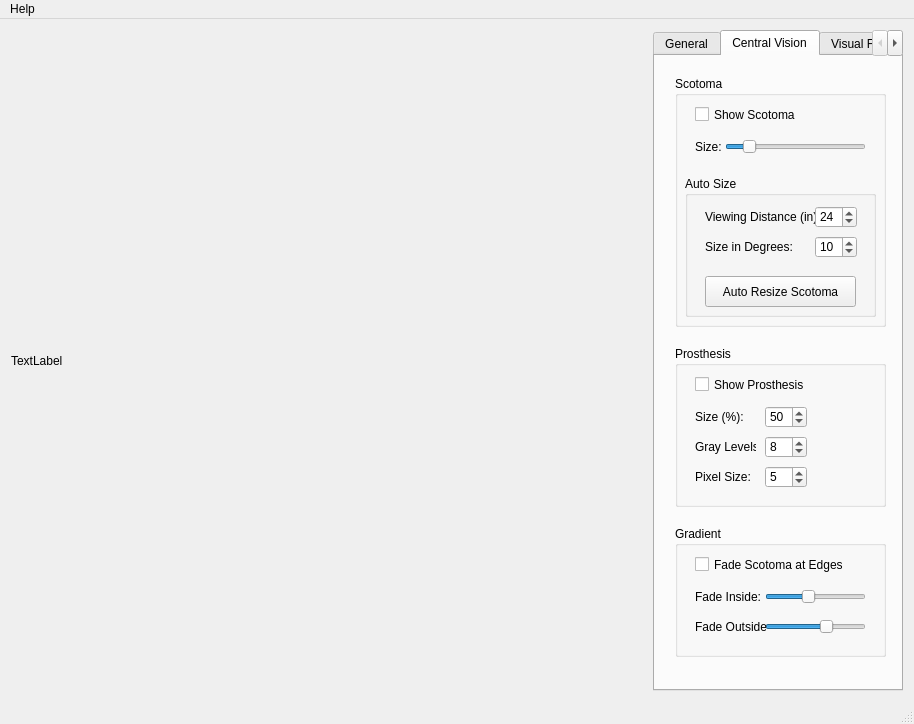
First picture: the form in EyeTrackingSuite/EyeTrackingSuite.ui, repository jaffob/EyeTrackingSuite, before the edit.
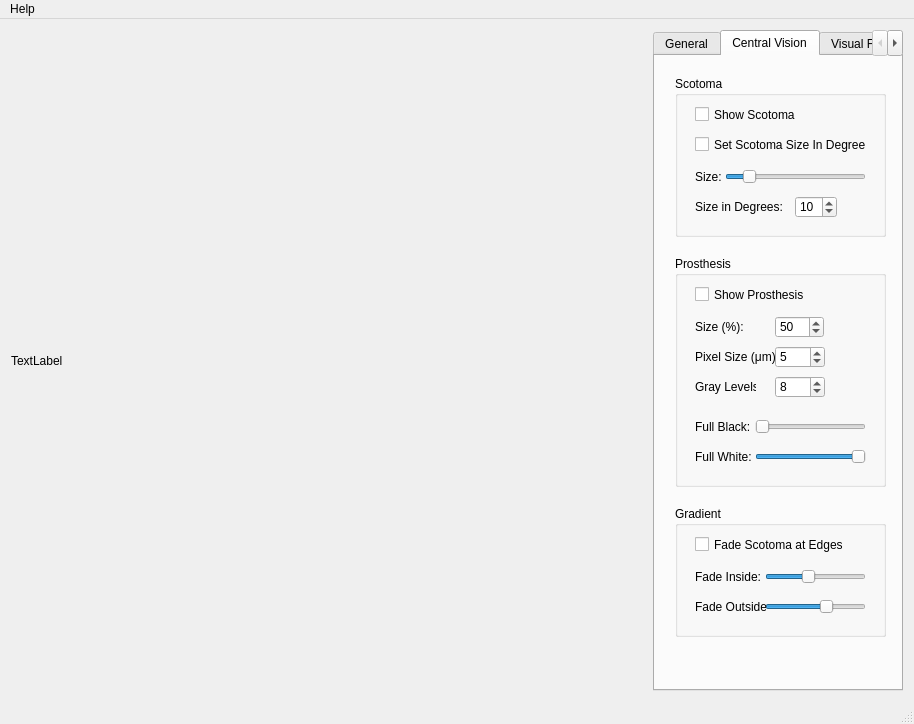
Second picture: the form after the edit. Custom widgets are drawn as their Qt base class.

Commit message: NON WORKING: redesign UI for feb 5 meeting changes

```diff
--- a/EyeTrackingSuite/EyeTrackingSuite.ui
+++ b/EyeTrackingSuite/EyeTrackingSuite.ui
@@ -221,6 +221,51 @@
          </item>
         </widget>
        </widget>
+       <widget class="QGroupBox" name="groupBox_9">
+        <property name="geometry">
+         <rect>
+          <x>20</x>
+          <y>300</y>
+          <width>211</width>
+          <height>71</height>
+         </rect>
+        </property>
+        <property name="title">
+         <string>Physical Setup</string>
+        </property>
+        <widget class="QLabel" name="label_9">
+         <property name="geometry">
+          <rect>
+           <x>13</x>
+           <y>30</y>
+           <width>151</width>
+           <height>21</height>
+          </rect>
+         </property>
+         <property name="text">
+          <string>Eye-To-Screen Distance (in):</string>
+         </property>
+        </widget>
+        <widget class="QSpinBox" name="physViewDist">
+         <property name="geometry">
+          <rect>
+           <x>157</x>
+           <y>30</y>
+           <width>42</width>
+           <height>22</height>
+          </rect>
+         </property>
+         <property name="minimum">
+          <number>1</number>
+         </property>
+         <property name="maximum">
+          <number>60</number>
+         </property>
+         <property name="value">
+          <number>24</number>
+         </property>
+        </widget>
+       </widget>
       </widget>
       <widget class="QWidget" name="tab_4">
        <attribute name="title">
@@ -232,7 +277,7 @@
           <x>20</x>
           <y>20</y>
           <width>211</width>
-          <height>251</height>
+          <height>161</height>
          </rect>
         </property>
         <property name="title">
@@ -242,7 +287,7 @@
          <property name="geometry">
           <rect>
            <x>50</x>
-           <y>60</y>
+           <y>90</y>
            <width>141</width>
            <height>22</height>
           </rect>
@@ -280,7 +325,7 @@
          <property name="geometry">
           <rect>
            <x>20</x>
-           <y>60</y>
+           <y>90</y>
            <width>31</width>
            <height>21</height>
           </rect>
@@ -289,104 +334,62 @@
           <string>Size:</string>
          </property>
         </widget>
-        <widget class="QGroupBox" name="groupBox_8">
+        <widget class="QCheckBox" name="scotomaUseDegrees">
          <property name="geometry">
           <rect>
-           <x>10</x>
-           <y>100</y>
-           <width>191</width>
-           <height>141</height>
+           <x>20</x>
+           <y>60</y>
+           <width>171</width>
+           <height>17</height>
           </rect>
          </property>
-         <property name="title">
-          <string>Auto Size</string>
+         <property name="text">
+          <string>Set Scotoma Size In Degrees</string>
          </property>
-         <widget class="QLabel" name="label_9">
-          <property name="geometry">
-           <rect>
-            <x>20</x>
-            <y>30</y>
-            <width>111</width>
-            <height>21</height>
-           </rect>
-          </property>
-          <property name="text">
-           <string>Viewing Distance (in):</string>
-          </property>
-         </widget>
-         <widget class="QSpinBox" name="scotomaAutoViewDist">
-          <property name="geometry">
-           <rect>
-            <x>130</x>
-            <y>30</y>
-            <width>42</width>
-            <height>22</height>
-           </rect>
-          </property>
-          <property name="minimum">
-           <number>1</number>
-          </property>
-          <property name="maximum">
-           <number>60</number>
-          </property>
-          <property name="value">
-           <number>24</number>
-          </property>
-         </widget>
-         <widget class="QLabel" name="label_10">
-          <property name="geometry">
-           <rect>
-            <x>20</x>
-            <y>60</y>
-            <width>111</width>
-            <height>21</height>
-           </rect>
-          </property>
-          <property name="text">
-           <string>Size in Degrees:</string>
-          </property>
-         </widget>
-         <widget class="QSpinBox" name="scotomaAutoSizeDegrees">
-          <property name="geometry">
-           <rect>
-            <x>130</x>
-            <y>60</y>
-            <width>42</width>
-            <height>22</height>
-           </rect>
-          </property>
-          <property name="minimum">
-           <number>1</number>
-          </property>
-          <property name="maximum">
-           <number>20</number>
-          </property>
-          <property name="value">
-           <number>10</number>
-          </property>
-         </widget>
-         <widget class="QPushButton" name="scotomaAutoSize">
-          <property name="geometry">
-           <rect>
-            <x>20</x>
-            <y>100</y>
-            <width>151</width>
-            <height>31</height>
-           </rect>
-          </property>
-          <property name="text">
-           <string>Auto Resize Scotoma</string>
-          </property>
-         </widget>
+         <property name="checked">
+          <bool>false</bool>
+         </property>
+        </widget>
+        <widget class="QSpinBox" name="scotomaAutoSizeDegrees">
+         <property name="geometry">
+          <rect>
+           <x>120</x>
+           <y>120</y>
+           <width>42</width>
+           <height>22</height>
+          </rect>
+         </property>
+         <property name="minimum">
+          <number>1</number>
+         </property>
+         <property name="maximum">
+          <number>20</number>
+         </property>
+         <property name="value">
+          <number>10</number>
+         </property>
+        </widget>
+        <widget class="QLabel" name="label_10">
+         <property name="geometry">
+          <rect>
+           <x>20</x>
+           <y>120</y>
+           <width>111</width>
+           <height>21</height>
+          </rect>
+         </property>
+         <property name="text">
+          <string>Size in Degrees:</string>
+         </property>
         </widget>
        </widget>
        <widget class="QGroupBox" name="groupBox_3">
         <property name="geometry">
          <rect>
           <x>20</x>
-          <y>290</y>
+          <y>200</y>
           <width>211</width>
-          <height>161</height>
+          <height>231</height>
          </rect>
         </property>
         <property name="title">
@@ -422,7 +425,7 @@
          <property name="geometry">
           <rect>
            <x>20</x>
-           <y>90</y>
+           <y>120</y>
            <width>61</width>
            <height>21</height>
           </rect>
@@ -434,9 +437,9 @@
         <widget class="QSpinBox" name="prosthesisGrayLevel">
          <property name="geometry">
           <rect>
-           <x>90</x>
-           <y>90</y>
-           <width>42</width>
+           <x>100</x>
+           <y>120</y>
+           <width>50</width>
            <height>22</height>
           </rect>
          </property>
@@ -453,9 +456,9 @@
         <widget class="QSpinBox" name="prosthesisPixelSize">
          <property name="geometry">
           <rect>
-           <x>90</x>
-           <y>120</y>
-           <width>42</width>
+           <x>100</x>
+           <y>90</y>
+           <width>50</width>
            <height>22</height>
           </rect>
          </property>
@@ -473,21 +476,21 @@
          <property name="geometry">
           <rect>
            <x>20</x>
-           <y>120</y>
-           <width>61</width>
+           <y>90</y>
+           <width>81</width>
            <height>21</height>
           </rect>
          </property>
          <property name="text">
-          <string>Pixel Size:</string>
+          <string>Pixel Size (μm):</string>
          </property>
         </widget>
         <widget class="QSpinBox" name="prosthesisSize">
          <property name="geometry">
           <rect>
-           <x>90</x>
+           <x>100</x>
            <y>60</y>
-           <width>42</width>
+           <width>49</width>
            <height>22</height>
           </rect>
          </property>
@@ -501,12 +504,88 @@
           <number>50</number>
          </property>
         </widget>
+        <widget class="QLabel" name="label_11">
+         <property name="geometry">
+          <rect>
+           <x>20</x>
+           <y>160</y>
+           <width>61</width>
+           <height>21</height>
+          </rect>
+         </property>
+         <property name="text">
+          <string>Full Black:</string>
+         </property>
+        </widget>
+        <widget class="QLabel" name="label_12">
+         <property name="geometry">
+          <rect>
+           <x>20</x>
+           <y>190</y>
+           <width>61</width>
+           <height>21</height>
+          </rect>
+         </property>
+         <property name="text">
+          <string>Full White:</string>
+         </property>
+        </widget>
+        <widget class="QSlider" name="prosthesisFullBlack">
+         <property name="geometry">
+          <rect>
+           <x>80</x>
+           <y>160</y>
+           <width>111</width>
+           <height>22</height>
+          </rect>
+         </property>
+         <property name="minimum">
+          <number>0</number>
+         </property>
+         <property name="maximum">
+          <number>254</number>
+         </property>
+         <property name="value">
+          <number>0</number>
+         </property>
+         <property name="sliderPosition">
+          <number>0</number>
+         </property>
+         <property name="orientation">
+          <enum>Qt::Horizontal</enum>
+         </property>
+        </widget>
+        <widget class="QSlider" name="prosthesisFullWhite">
+         <property name="geometry">
+          <rect>
+           <x>80</x>
+           <y>190</y>
+           <width>111</width>
+           <height>22</height>
+          </rect>
+         </property>
+         <property name="minimum">
+          <number>1</number>
+         </property>
+         <property name="maximum">
+          <number>255</number>
+         </property>
+         <property name="value">
+          <number>255</number>
+         </property>
+         <property name="sliderPosition">
+          <number>255</number>
+         </property>
+         <property name="orientation">
+          <enum>Qt::Horizontal</enum>
+         </property>
+        </widget>
        </widget>
        <widget class="QGroupBox" name="groupBox_7">
         <property name="geometry">
          <rect>
           <x>20</x>
-          <y>470</y>
+          <y>450</y>
           <width>211</width>
           <height>131</height>
          </rect>
```
Left out of the diff: 53 changed lines with no effect on the pictures. The commit also changes 4 other files.
